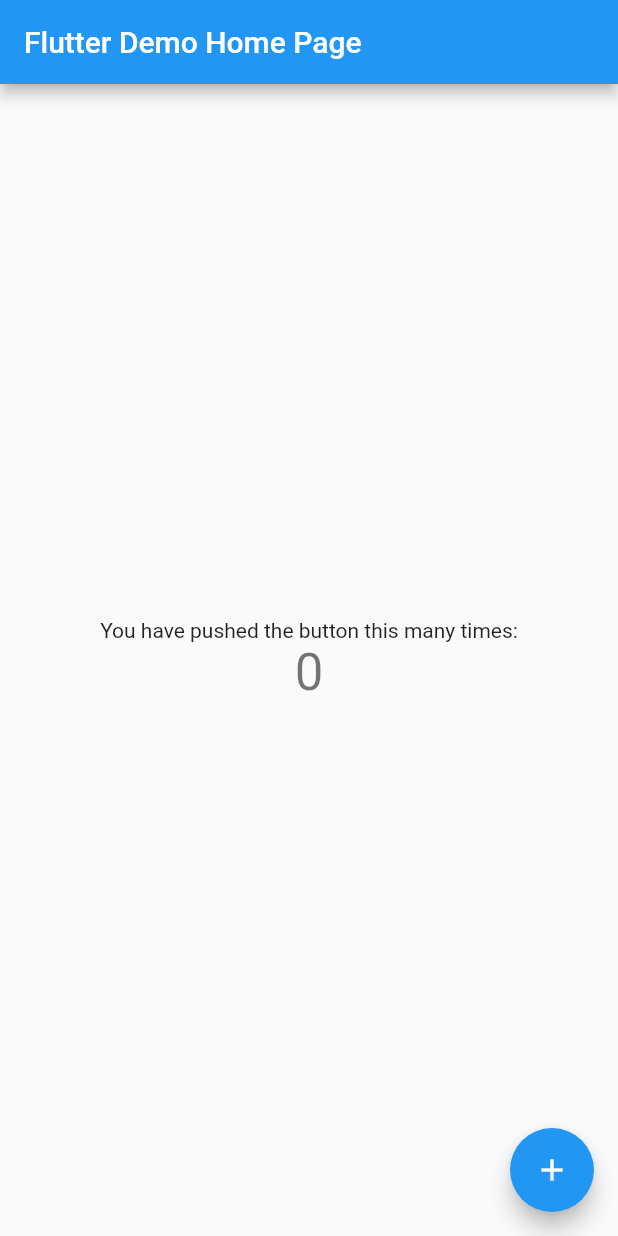
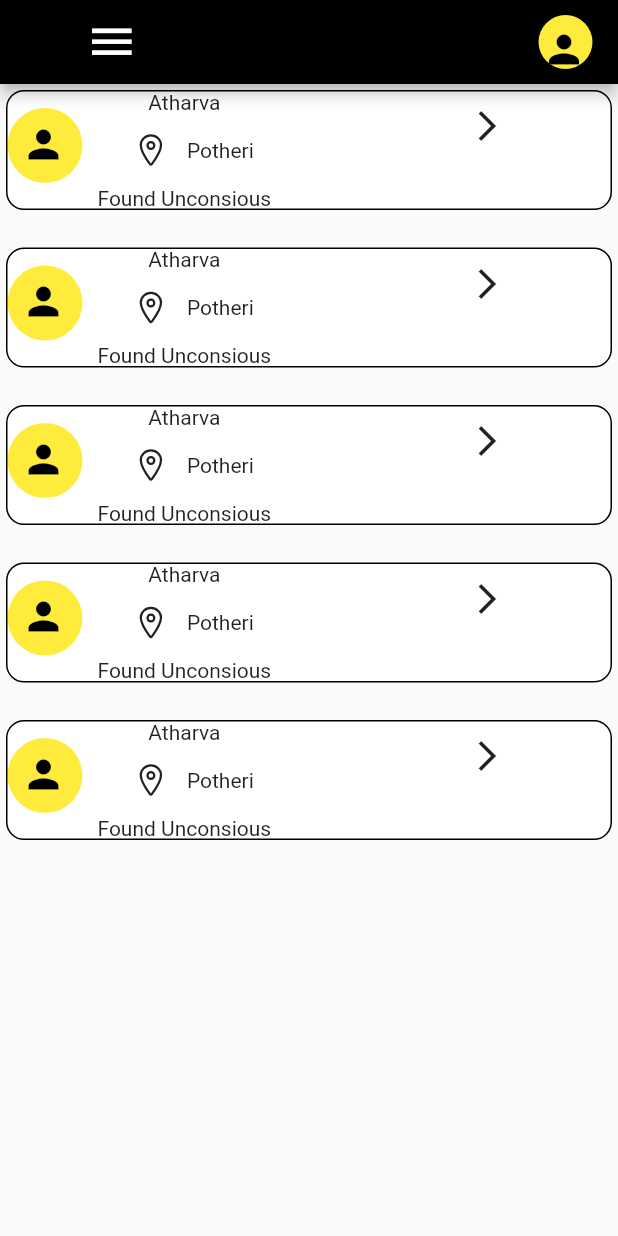
Before and after one commit to Atharva17062002/rescue, a Flutter app: the screen it shows after launch, on a phone screen of 412 x 824 dp. Run offline on Flutter 3.47's test engine with Material 2 defaults, Android fonts, the phone set to English and light mode, and no system bars; our stand-ins replace ionicons.

Commit message:
new screen

```diff
--- a/lib/main.dart
+++ b/lib/main.dart
@@ -1,4 +1,5 @@
 import 'package:flutter/material.dart';
+import 'package:rescue/screen/homescreen.dart';
 
 void main() {
   runApp(const MyApp());
@@ -10,106 +11,8 @@ class MyApp extends StatelessWidget {
   // This widget is the root of your application.
   @override
   Widget build(BuildContext context) {
-    return MaterialApp(
-      title: 'Flutter Demo',
-      theme: ThemeData(
-        // This is the theme of your application.
-        //
-        // Try running your application with "flutter run". You'll see the
-        // application has a blue toolbar. Then, without quitting the app, try
-        // changing the primarySwatch below to Colors.green and then invoke
-        // "hot reload" (press "r" in the console where you ran "flutter run",
-        // or simply save your changes to "hot reload" in a Flutter IDE).
-        // Notice that the counter didn't reset back to zero; the application
-        // is not restarted.
-        primarySwatch: Colors.blue,
-      ),
-      home: const MyHomePage(title: 'Flutter Demo Home Page'),
+    return const MaterialApp(
+        home: homepage()
     );
   }
 }
-
-class MyHomePage extends StatefulWidget {
-  const MyHomePage({super.key, required this.title});
-
-  // This widget is the home page of your application. It is stateful, meaning
-  // that it has a State object (defined below) that contains fields that affect
-  // how it looks.
-
-  // This class is the configuration for the state. It holds the values (in this
-  // case the title) provided by the parent (in this case the App widget) and
-  // used by the build method of the State. Fields in a Widget subclass are
-  // always marked "final".
-
-  final String title;
-
-  @override
-  State<MyHomePage> createState() => _MyHomePageState();
-}
-
-class _MyHomePageState extends State<MyHomePage> {
-  int _counter = 0;
-
-  void _incrementCounter() {
-    setState(() {
-      // This call to setState tells the Flutter framework that something has
-      // changed in this State, which causes it to rerun the build method below
-      // so that the display can reflect the updated values. If we changed
-      // _counter without calling setState(), then the build method would not be
-      // called again, and so nothing would appear to happen.
-      _counter++;
-    });
-  }
-
-  @override
-  Widget build(BuildContext context) {
-    // This method is rerun every time setState is called, for instance as done
-    // by the _incrementCounter method above.
-    //
-    // The Flutter framework has been optimized to make rerunning build methods
-    // fast, so that you can just rebuild anything that needs updating rather
-    // than having to individually change instances of widgets.
-    return Scaffold(
-      appBar: AppBar(
-        // Here we take the value from the MyHomePage object that was created by
-        // the App.build method, and use it to set our appbar title.
-        title: Text(widget.title),
-      ),
-      body: Center(
-        // Center is a layout widget. It takes a single child and positions it
-        // in the middle of the parent.
-        child: Column(
-          // Column is also a layout widget. It takes a list of children and
-          // arranges them vertically. By default, it sizes itself to fit its
-          // children horizontally, and tries to be as tall as its parent.
-          //
-          // Invoke "debug painting" (press "p" in the console, choose the
-          // "Toggle Debug Paint" action from the Flutter Inspector in Android
-          // Studio, or the "Toggle Debug Paint" command in Visual Studio Code)
-          // to see the wireframe for each widget.
-          //
-          // Column has various properties to control how it sizes itself and
-          // how it positions its children. Here we use mainAxisAlignment to
-          // center the children vertically; the main axis here is the vertical
-          // axis because Columns are vertical (the cross axis would be
-          // horizontal).
-          mainAxisAlignment: MainAxisAlignment.center,
-          children: <Widget>[
-            const Text(
-              'You have pushed the button this many times:',
-            ),
-            Text(
-              '$_counter',
-              style: Theme.of(context).textTheme.headlineMedium,
-            ),
-          ],
-        ),
-      ),
-      floatingActionButton: FloatingActionButton(
-        onPressed: _incrementCounter,
-        tooltip: 'Increment',
-        child: const Icon(Icons.add),
-      ), // This trailing comma makes auto-formatting nicer for build methods.
-    );
-  }
-}
--- /dev/null
+++ b/lib/screen/form_screen.dart
@@ -0,0 +1,23 @@
+import 'package:flutter/material.dart';
+
+class formscreen extends StatefulWidget {
+  const formscreen({Key? key}) : super(key: key);
+
+  @override
+  State<formscreen> createState() => _formscreenState();
+}
+
+class _formscreenState extends State<formscreen> {
+  @override
+  Widget build(BuildContext context) {
+    return Scaffold(
+      body: Column(
+        children: [
+          Container(
+
+          )
+        ],
+      ),
+    );
+  }
+}
--- /dev/null
+++ b/lib/screen/homescreen.dart
@@ -0,0 +1,109 @@
+import 'package:flutter/material.dart';
+import 'package:ionicons/ionicons.dart';
+
+import 'form_screen.dart';
+
+class homepage extends StatefulWidget {
+  const homepage({Key? key}) : super(key: key);
+
+  @override
+  State<homepage> createState() => _homepageState();
+}
+
+class _homepageState extends State<homepage> {
+  @override
+  Widget build(BuildContext context) {
+    return Scaffold(
+      appBar: AppBar(
+        backgroundColor: Colors.black,
+        actions: [
+          Row(
+            children: [
+              GestureDetector(
+                onTap: () {},
+                child: Padding(
+                  padding: const EdgeInsets.fromLTRB(1, 10, 255, 15),
+                  child: Icon(Icons.menu,size: 35,),
+                ),
+
+              ),
+              GestureDetector(
+                onTap: () {},
+                child: Padding(
+                    padding: const EdgeInsets.fromLTRB(5, 10, 10, 10),
+                    child: Stack(
+                      children: [
+                        CircleAvatar(backgroundColor: Colors.yellow,
+                          radius: 25,),
+                        IconButton(onPressed: (){}, icon: Icon(Icons.person,color: Colors.black,size: 30,))
+                      ],
+                    )
+                ),
+              )
+            ],
+          )
+        ],
+      ),
+      body:ListView.builder(
+          itemCount: 5,
+          itemBuilder: (BuildContext context, int index) {
+            return Column
+              (
+                mainAxisAlignment: MainAxisAlignment.start,
+                crossAxisAlignment: CrossAxisAlignment.stretch,
+                children: [
+                  Card(
+                      elevation: 0,
+                      shape: RoundedRectangleBorder(
+                          side: BorderSide(color:Colors.black),
+                          borderRadius: BorderRadius.all(Radius.circular(12))
+                      ),
+                      // color: Colors.black,
+                      child: Row(
+                        mainAxisAlignment: MainAxisAlignment.start,
+                        crossAxisAlignment: CrossAxisAlignment.start,
+                        children: [
+                          Padding(
+                            padding: const EdgeInsets.fromLTRB(1,12, 5, 3),
+                            child: Stack( children: [
+                              CircleAvatar(backgroundColor: Colors.yellow,
+                                radius: 25,),
+                              IconButton(onPressed: (){},
+                                  icon: Icon(Icons.person,color: Colors.black,size: 30,))
+                            ],),
+                          ),
+                          SizedBox(width: 5,),
+                          Column(
+                            children: [
+                              Text('Atharva'),
+                              Row(children: [
+                                IconButton(onPressed: (){},
+                                    icon: Icon(Ionicons.location_outline)),
+                                Text('Potheri'),
+
+                              ],),
+                              Text('Found Unconsious'),
+                            ],
+                          ),
+                          SizedBox(width: 120,),
+                          IconButton(onPressed: (){
+                            Navigator.push(context,
+                                MaterialPageRoute(builder: (context)=>const formscreen())
+                            );
+                          },
+                              icon: Icon(Icons.arrow_forward_ios)
+                          ),
+
+                        ],
+                      )
+
+                  ),
+                  SizedBox(height: 17,)
+                ]
+            );
+          }
+      ),
+    );
+  }
+
+}
--- a/pubspec.yaml
+++ b/pubspec.yaml
@@ -35,6 +35,7 @@ dependencies:
   # The following adds the Cupertino Icons font to your application.
   # Use with the CupertinoIcons class for iOS style icons.
   cupertino_icons: ^1.0.2
+  ionicons: ^0.2.2
 
 dev_dependencies:
   flutter_test:
```
Also changed, not shown: pubspec.lock.
